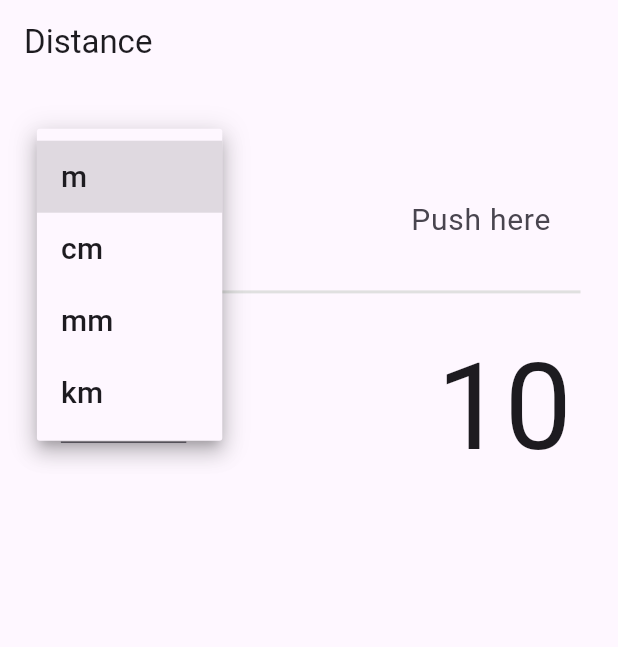
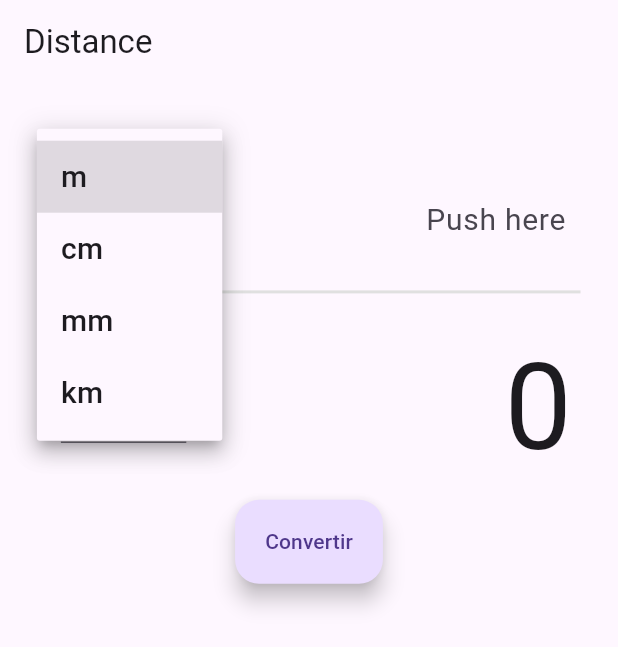
Before and after one commit to AlphaNumericUser/conversor-v1, a Flutter app: the DistanceScreen screen opened by its route, after a tap on "From", on a phone screen of 412 x 824 dp. Shown: the top 647 px of the screen. Run offline on Flutter 3.47's test engine with Material 3 defaults, Android fonts, the light colour scheme and no system bars; our stand-ins replace flutter_riverpod, go_router, riverpod_annotation; generated files the repository leaves out were written again.

Commit message:
Distancia terminado, sin optimizacion

```diff
--- a/lib/Entities/distancia.dart
+++ b/lib/Entities/distancia.dart
@@ -1,18 +1,11 @@
-
-List<Distancia> distancias = [
-  Distancia(nombre: 'm', ratio: 1),
-  Distancia(nombre: 'cm', ratio: 100),
-  Distancia(nombre: 'mm', ratio: 1000),
-  Distancia(nombre: 'km', ratio: 0.001),
-];
-
+// ignore_for_file: public_member_api_docs, sort_constructors_first
 class Distancia {
   String nombre;
   double ratio; // Factor de conversión con respecto a una unidad base
 
   Distancia({
-    required this.nombre,
-    required this.ratio,
+    this.nombre = 'm',
+    this.ratio = 1,
   });
 
   static double convertir(double valor, Distancia distanciaEntrada, Distancia distanciaSalida) {
@@ -24,4 +17,5 @@ class Distancia {
 
     return valorConvertido;
   }
+
 }
--- a/lib/config/router/app_router.dart
+++ b/lib/config/router/app_router.dart
@@ -37,7 +37,7 @@ final router = GoRouter(
 
     GoRoute(
       path: '/example2',
-      builder: (context, state) => const Example2(),
+      builder: (context, state) => const ExampleScreen2(),
     ),
 
   ]
--- /dev/null
+++ b/lib/providers/distancia_provider.dart
@@ -0,0 +1,85 @@
+import 'package:riverpod_annotation/riverpod_annotation.dart';
+
+import '../Entities/distancia.dart';
+
+part 'distancia_provider.g.dart';
+
+@riverpod
+class DistanciaProvider extends _$DistanciaProvider {
+  @override
+  List<Distancia> build() {
+    return [
+      Distancia(nombre: 'm', ratio: 1),
+      Distancia(nombre: 'cm', ratio: 100),
+      Distancia(nombre: 'mm', ratio: 1000),
+      Distancia(nombre: 'km', ratio: 0.001),
+    ];
+  }
+
+  double convertir(double valor, Distancia distanciaEntrada, Distancia distanciaSalida) {
+    // Convierte el valor a la unidad base
+    double valorEnUnidadBase = valor / distanciaEntrada.ratio;
+
+    // Convierte el valor de la unidad base a la unidad de salida
+    double valorConvertido = valorEnUnidadBase * distanciaSalida.ratio;
+
+    return valorConvertido;
+  }
+
+}
+
+@riverpod
+class DistanciaEntrada extends _$DistanciaEntrada {
+
+  @override
+  Distancia build() {
+    return Distancia();
+  }
+
+  void actualizarValor( Distancia valor ){
+    state = valor;
+  }
+
+}
+
+@riverpod
+class DistanciaSalida extends _$DistanciaSalida {
+
+  @override
+  Distancia build() {
+    return Distancia();
+  }
+
+  void actualizarValor( Distancia valor ){
+    state = valor;
+  }
+
+}
+
+@riverpod
+class ValorNumerico extends _$ValorNumerico {
+
+  @override
+  double build() {
+    return 0;
+  }
+
+  void cambiarValor( double nuevoValor ){
+    state = nuevoValor;
+  }
+
+}
+
+@riverpod
+class ValorOutput extends _$ValorOutput {
+
+  @override
+  double build() {
+    return 0;
+  }
+
+  void cambiarValor( double nuevoValor ){
+    state = nuevoValor;
+  }
+
+}
--- /dev/null
+++ b/lib/providers/example_provider2.dart
@@ -0,0 +1,12 @@
+import 'package:flutter/material.dart';
+import 'package:riverpod_annotation/riverpod_annotation.dart';
+
+part 'example_provider2.g.dart';
+
+@riverpod
+class ControllerProvider extends _$ControllerProvider {
+  @override
+  TextEditingController build() {
+    return TextEditingController();
+  }
+}
--- /dev/null
+++ b/lib/providers/providers.dart
@@ -0,0 +1,2 @@
+export 'example_provider2.dart';
+export 'distancia_provider.dart';
--- a/lib/screens/distance_screen.dart
+++ b/lib/screens/distance_screen.dart
@@ -1,15 +1,16 @@
-import 'package:conversor/widgets/shared/unit_output.dart';
 import 'package:flutter/material.dart';
+import 'package:flutter_riverpod/flutter_riverpod.dart';
 
+import '../providers/distancia_provider.dart';
 import '../widgets/widgets.dart';
 
-class DistanceScreen extends StatelessWidget {
+class DistanceScreen extends ConsumerWidget {
   const DistanceScreen({super.key});
 
   @override
-  Widget build(BuildContext context) {
+  Widget build(BuildContext context, WidgetRef ref) {
 
-    List<String> lista = ['m', 'cm', 'mm', 'km'];
+    final distancias = ref.watch(distanciaProviderProvider);
     double screenWidth = MediaQuery.of(context).size.width;
     double boxWidth = screenWidth * 0.9; // Establece el ancho como el 40% del ancho de la pantalla
     double screenHeight = MediaQuery.of(context).size.height;
@@ -22,11 +23,13 @@ class DistanceScreen extends StatelessWidget {
       ),
       body: Column(
         children: [
-          UnitInput(boxWidth: boxWidth, boxHeight: boxHeight, lista: lista, fontSize: 80,),
+          UnitInput(boxWidth: boxWidth, boxHeight: boxHeight, lista: distancias, fontSize: 80,),
 
           const CustomDivider(),
 
-          UnitOutput(boxWidth: boxWidth, boxHeight: boxHeight, lista: lista, fontSize: 80,),
+          UnitOutput(boxWidth: boxWidth, boxHeight: boxHeight, lista: distancias, fontSize: 80,),
+
+          const CustomButton(),
         ],
       )
     );
--- /dev/null
+++ b/lib/widgets/shared/custom_button.dart
@@ -0,0 +1,30 @@
+import 'package:flutter/material.dart';
+import 'package:flutter_riverpod/flutter_riverpod.dart';
+
+import '../../Entities/distancia.dart';
+import '../../providers/distancia_provider.dart';
+
+class CustomButton extends ConsumerWidget {
+
+  const CustomButton({
+    super.key
+  });
+
+  @override
+  Widget build(BuildContext context, WidgetRef ref) {
+
+    Distancia? distanciaEntrada = ref.watch(distanciaEntradaProvider);
+    Distancia? distanciaSalida = ref.watch(distanciaSalidaProvider);
+    double valorNumerico = ref.watch(valorNumericoProvider);
+    double conversion = 0;
+
+
+    return FloatingActionButton.extended(
+      onPressed: () {
+        conversion = ref.read(distanciaProviderProvider.notifier).convertir(valorNumerico, distanciaEntrada!, distanciaSalida!);
+        ref.read(valorOutputProvider.notifier).cambiarValor(conversion);
+      },
+      label: const Text('Convertir')
+    );
+  }
+}
--- a/lib/widgets/shared/unit_input.dart
+++ b/lib/widgets/shared/unit_input.dart
@@ -1,45 +1,65 @@
+import 'package:conversor/Entities/distancia.dart';
+import 'package:conversor/providers/providers.dart';
 import 'package:flutter/material.dart';
+import 'package:flutter/services.dart';
+import 'package:flutter_riverpod/flutter_riverpod.dart';
 
-class UnitInput extends StatelessWidget {
+class UnitInput extends ConsumerWidget {
   const UnitInput({
-    super.key,
+    Key? key,
     required this.boxWidth,
     required this.boxHeight,
-    required this.lista, required this.fontSize,
-  });
+    required this.lista,
+    required this.fontSize,
+  }) : super(key: key);
 
   final double boxWidth;
   final double boxHeight;
-  final List<String> lista;
+  final List<Distancia> lista;
   final double fontSize;
 
   @override
-  Widget build(BuildContext context) {
+  Widget build(BuildContext context, WidgetRef ref) {
+    final textController = ref.watch(controllerProviderProvider);
+
+    void handleInputChange(String value) {
+      if (value.isNotEmpty) {
+        try {
+          double valorNumerico = double.parse(value);
+          ref.read(valorNumericoProvider.notifier).cambiarValor(valorNumerico);
+        // ignore: empty_catches
+        } catch (e) {
+        }
+      } else {
+      }
+    }
+
     return Center(
-      child: Container(
+      child: SizedBox(
         width: boxWidth,
         height: boxHeight,
-        // color: Colors.red.shade100,
         child: Row(
           children: [
             SizedBox(
-              width: boxWidth/3,
+              width: boxWidth / 3,
               height: boxHeight,
               child: Center(
                 child: Padding(
                   padding: const EdgeInsets.symmetric(horizontal: 20),
                   child: DropdownButtonFormField(
                     decoration: const InputDecoration(
-                      hintText: 'From', // hintText centrado verticalmente
+                      hintText: 'From',
                     ),
                     items: lista.map((unidad) {
                       return DropdownMenuItem(
                         value: unidad,
-                        child: Text(unidad, style: const TextStyle(fontSize: 20),),
+                        child: Text(unidad.nombre, style: const TextStyle(fontSize: 20)),
                       );
                     }).toList(),
                     onChanged: (value) {
-
+                      if (value != null) {
+                        ref.read(distanciaEntradaProvider.notifier).actualizarValor(value);
+                      }
                     },
                   ),
                 ),
@@ -48,25 +68,29 @@ class UnitInput extends StatelessWidget {
             Expanded(
               child: Container(
                 height: boxHeight,
-                // color: Colors.blue,
-                alignment: Alignment.bottomRight, // Alinea el TextField en la esquina inferior derecha
+                alignment: Alignment.bottomRight,
                 child: Center(
                   child: Padding(
-                    padding: const EdgeInsets.symmetric(horizontal: 10),
+                    padding: const EdgeInsets.symmetric(),
                     child: TextField(
+                      onChanged: handleInputChange,
+                      controller: textController,
                       textAlign: TextAlign.right,
                       style: TextStyle(fontSize: fontSize),
                       keyboardType: TextInputType.number,
+                      inputFormatters: <TextInputFormatter>[
+                        FilteringTextInputFormatter.allow(RegExp(r'^\d*\.?\d{0,4}')),
+                      ],
                       decoration: const InputDecoration(
-                        hintText: 'Push here', // Texto de ejemplo dentro del TextField
+                        hintText: 'Push here',
                         hintStyle: TextStyle(fontSize: 20),
-                        alignLabelWithHint: true, // Alinea la etiqueta con el texto de ejemplo
-                        contentPadding: EdgeInsets.all(10.0), // Relleno interno del TextField
-                        enabledBorder: OutlineInputBorder( // Borde sin línea inferior
-                          borderSide: BorderSide(color: Colors.transparent), // Color transparente
+                        alignLabelWithHint: true,
+                        contentPadding: EdgeInsets.all(10.0),
+                        enabledBorder: OutlineInputBorder(
+                          borderSide: BorderSide(color: Colors.transparent),
                         ),
-                        focusedBorder: OutlineInputBorder( // Borde cuando el TextField está enfocado
-                          borderSide: BorderSide(color: Colors.transparent), // Color transparente
+                        focusedBorder: OutlineInputBorder(
+                          borderSide: BorderSide(color: Colors.transparent),
                         ),
                       ),
                     ),
--- a/lib/widgets/shared/unit_output.dart
+++ b/lib/widgets/shared/unit_output.dart
@@ -1,30 +1,35 @@
 import 'package:flutter/material.dart';
+import 'package:flutter_riverpod/flutter_riverpod.dart';
 
-class UnitOutput extends StatelessWidget {
+import '../../Entities/distancia.dart';
+import '../../providers/distancia_provider.dart';
+
+class UnitOutput extends ConsumerWidget {
   const UnitOutput({
-    super.key,
+    Key? key,
     required this.boxWidth,
     required this.boxHeight,
     required this.lista,
     required this.fontSize,
-  });
+  }) : super(key: key);
 
   final double boxWidth;
   final double boxHeight;
-  final List<String> lista;
+  final List<Distancia> lista;
   final double fontSize;
 
   @override
-  Widget build(BuildContext context) {
+  Widget build(BuildContext context, WidgetRef ref) {
+    final valorOutput = ref.watch(valorOutputProvider);
+
     return Center(
-      child: Container(
+      child: SizedBox(
         width: boxWidth,
         height: boxHeight,
-        // color: Colors.red.shade100,
         child: Row(
           children: [
             SizedBox(
-              width: boxWidth/3,
+              width: boxWidth / 3,
               height: boxHeight,
               child: Center(
                 child: Padding(
@@ -36,11 +41,14 @@ class UnitOutput extends StatelessWidget {
                     items: lista.map((unidad) {
                       return DropdownMenuItem(
                         value: unidad,
-                        child: Text(unidad, style: const TextStyle(fontSize: 20),),
+                        child: Text(
+                          unidad.nombre,
+                          style: const TextStyle(fontSize: 20),
+                        ),
                       );
                     }).toList(),
                     onChanged: (value) {
-
+                      ref.read(distanciaSalidaProvider.notifier).actualizarValor(value!);
                     },
                   ),
                 ),
@@ -49,14 +57,13 @@ class UnitOutput extends StatelessWidget {
             Expanded(
               child: Container(
                 height: boxHeight,
-                // color: Colors.blue,
                 alignment: Alignment.centerRight, // Alinea el contenido en el centro derecho
                 child: Padding(
                   padding: const EdgeInsets.symmetric(horizontal: 10),
                   child: Text(
-                    '10',
+                    '${valorOutput % 1 == 0 ? valorOutput.toInt() : valorOutput}',
                     style: TextStyle(fontSize: fontSize),
-                  )
+                  ),
                 ),
               ),
             ),
--- a/lib/widgets/widgets.dart
+++ b/lib/widgets/widgets.dart
@@ -1,3 +1,5 @@
 export 'main_menu.dart';
 export 'shared/custom_divider.dart';
 export 'shared/unit_input.dart';
+export 'shared/unit_output.dart';
+export 'shared/custom_button.dart';
```
Also changed, not shown: lib/providers/distance_provider.dart (deleted, +0 -23 lines), lib/screens/examples/example2.dart (+4 -4 lines), lib/providers/distance_provider.g.dart (deleted), lib/providers/distancia_provider.g.dart (added), lib/providers/example_provider2.g.dart (added).
